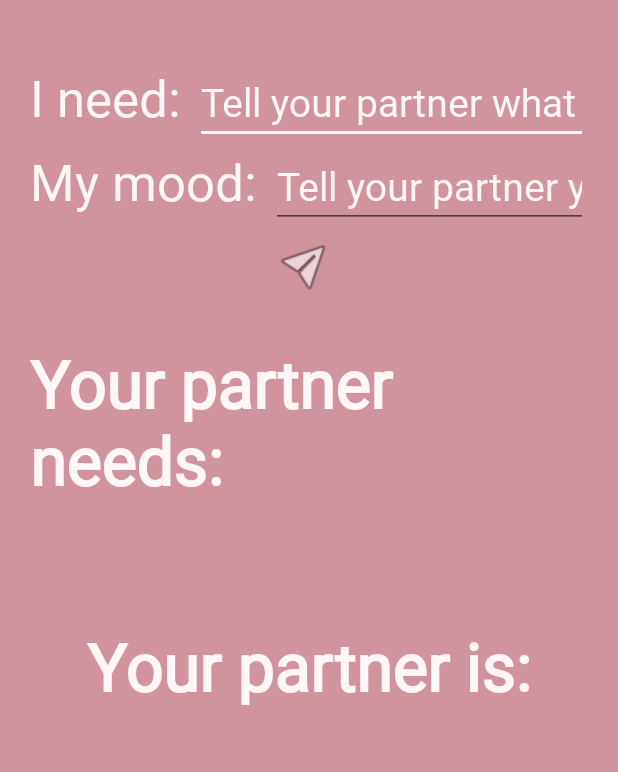
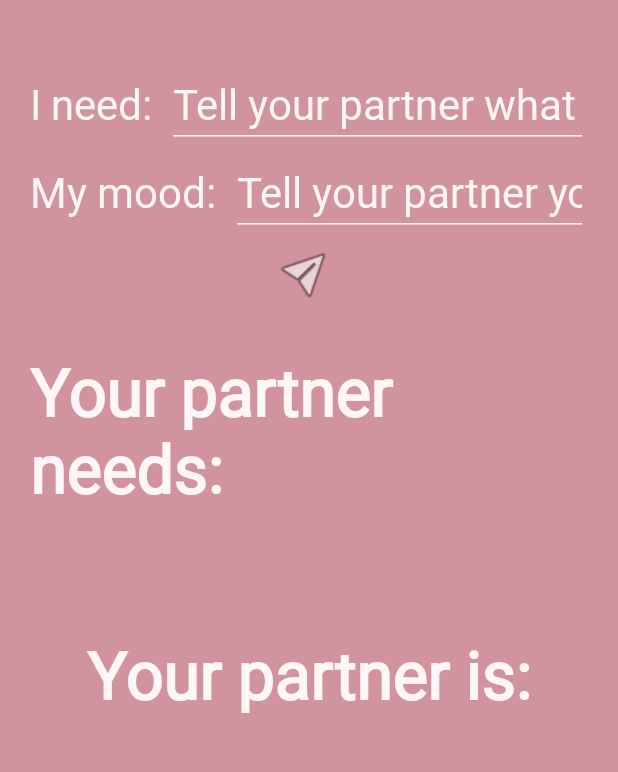
Before and after one commit to NikolaOgnjenovic/Love-Letter, an Android app: the screen it shows after launch (MainActivity), on a phone screen of 412 x 824 dp, the part 402-1174 px from its top. Run offline under Robolectric (Android 15) with nearby library versions, the phone set to English and light mode, and no system bars; 1 statement that could not run was skipped.

Commit message:
Added letter sent alert dialog. Added share button, removed copy token button. Rounded all buttons, changed their colors. Changed the color of the edit text selector and it's underline when selected. Edit texts are deselected by default and when the user clicks anywhere else.

```diff
--- a/app/src/main/java/com/mrmi/loveletter/MainActivity.java
+++ b/app/src/main/java/com/mrmi/loveletter/MainActivity.java
@@ -1,32 +1,37 @@
 package com.mrmi.loveletter;
 
-import android.content.ClipData;
-import android.content.ClipboardManager;
+import android.app.Activity;
 import android.content.Intent;
 import android.content.SharedPreferences;
+import android.graphics.Color;
+import android.graphics.drawable.ColorDrawable;
 import android.os.Bundle;
 import android.text.Editable;
 import android.text.TextWatcher;
-import android.widget.Button;
+import android.view.LayoutInflater;
+import android.view.MotionEvent;
+import android.view.View;
+import android.view.inputmethod.InputMethodManager;
 import android.widget.EditText;
 import android.widget.ImageButton;
 import android.widget.TextView;
 import android.widget.Toast;
 
+import androidx.appcompat.app.AlertDialog;
 import androidx.appcompat.app.AppCompatActivity;
 
 import com.google.firebase.messaging.FirebaseMessaging;
 
 public class MainActivity extends AppCompatActivity {
 
-    private EditText userMoodInput, userNeedsInput, partnerToken;
+    private EditText userMoodInput, userNeedsInput, partnerTokenInput;
     private ImageButton sendToPartner;
     private TextView partnerMoodView, partnerNeedsView;
     private String userToken = "";
     private SharedPreferences sharedPreferences;
     private ImageButton helpButton;
 
-    private Button copyUserToken;
+    private ImageButton copyUserToken;
 
     @Override
     protected void onCreate(Bundle savedInstanceState) {
@@ -52,7 +57,7 @@ public class MainActivity extends AppCompatActivity {
     private void initialiseViews() {
         userNeedsInput = findViewById(R.id.userNeedsInput);
         partnerNeedsView = findViewById(R.id.partnerNeedsView);
-        partnerToken = findViewById(R.id.partnerToken);
+        partnerTokenInput = findViewById(R.id.partnerTokenInput);
         sendToPartner = findViewById(R.id.sendToPartner);
         userMoodInput = findViewById(R.id.userMoodInput);
         partnerMoodView = findViewById(R.id.partnerMoodView);
@@ -61,14 +66,21 @@ public class MainActivity extends AppCompatActivity {
     }
 
     private void initialiseListeners() {
-        //Send a notification to the user with the partnerToken token
-        sendToPartner.setOnClickListener(v -> sendNotificationToUserWithToken(partnerToken.getText().toString()));
+        //Send a notification to the user with the partnerTokenInput token
+        sendToPartner.setOnClickListener(v -> sendNotificationToUserWithToken(partnerTokenInput.getText().toString()));
 
         //Copy the user's token to the clipboard
-        copyUserToken.setOnClickListener(v -> copyText(getUserToken(false)));
+        copyUserToken.setOnClickListener(v -> {
+            userToken = getUserToken(false);
+            Intent sharingIntent = new Intent(android.content.Intent.ACTION_SEND);
+            sharingIntent.setType("text/plain");
+            sharingIntent.putExtra(android.content.Intent.EXTRA_SUBJECT, "Share your token with your partner!");
+            sharingIntent.putExtra(android.content.Intent.EXTRA_TEXT, userToken);
+            startActivity(Intent.createChooser(sharingIntent,"Share with"));
+        });
 
         //Save partner's token when the user changes it
-        partnerToken.addTextChangedListener(new TextWatcher() {
+        partnerTokenInput.addTextChangedListener(new TextWatcher() {
             public void afterTextChanged(Editable s) {
                 savePartnerToken();
             }
@@ -94,7 +106,18 @@ public class MainActivity extends AppCompatActivity {
         updateUserViews();
 
         //Display the partner's token
-        partnerToken.setText(getPartnerToken());
+        partnerTokenInput.setText(getPartnerToken());
+
+        userMoodInput.clearFocus();
+        userNeedsInput.clearFocus();
+        partnerTokenInput.clearFocus();
+        hideSoftKeyboard(MainActivity.this);
+    }
+
+    @Override
+    public void onResume() {
+        updatePartnerViews();
+        super.onResume();
     }
 
     //Get the user's token
@@ -120,6 +143,7 @@ public class MainActivity extends AppCompatActivity {
         saveUserMood();
         saveUserNeeds();
         updateUserViews();
+        displayLetterSentDialog();
     }
 
     //Get partner's mood text from Shared preferences
@@ -152,14 +176,6 @@ public class MainActivity extends AppCompatActivity {
         return sharedPreferences.getString("userNeeds", "");
     }
 
-    //Copies the given String into the device's clipboard
-    private void copyText(String text) {
-        ClipboardManager myClipboard = (ClipboardManager) getSystemService(CLIPBOARD_SERVICE); //Get the clipboard service
-        ClipData myClip = ClipData.newPlainText("text", text); //Put the given text into the clip
-        myClipboard.setPrimaryClip(myClip); //Put the clip into the clipboard
-        Toast.makeText(this, getString(R.string.copied_user_token), Toast.LENGTH_SHORT).show(); //Notify the user that the text was copied to the clipboard
-    }
-
     //Get the user's mood and needs from Shared preferences and display them
     private void updateUserViews() {
         String userMoodText = getUserMood(), userNeedsText = getUserNeeds();
@@ -176,11 +192,43 @@ public class MainActivity extends AppCompatActivity {
 
     //Save the partner's token using Shared preferences
     private void savePartnerToken() {
-        sharedPreferences.edit().putString("partnerToken", partnerToken.getText().toString()).apply();
+        sharedPreferences.edit().putString("partnerToken", partnerTokenInput.getText().toString()).apply();
     }
 
     //Get partner's token from Shared preferences
     private String getPartnerToken() {
         return sharedPreferences.getString("partnerToken", "");
     }
+
+    //Alert the user that their letter has been sent
+    private void displayLetterSentDialog() {
+        AlertDialog.Builder alert = new AlertDialog.Builder(this);
+        LayoutInflater inflater = this.getLayoutInflater();
+        View dialogView = inflater.inflate(R.layout.letter_sent, null);
+        alert.setView(dialogView);
+        AlertDialog alertDialog = alert.show();
+        alertDialog.getWindow().setBackgroundDrawable(new ColorDrawable(Color.TRANSPARENT));
+
+        dialogView.findViewById(R.id.okayButton).setOnClickListener(v-> alertDialog.dismiss());
+    }
+
+    //Hide keyboard and remove focus from edit text
+    private void hideSoftKeyboard(Activity activity) {
+        if (activity == null) return;
+        if (activity.getCurrentFocus() == null) return;
+
+        InputMethodManager inputMethodManager = (InputMethodManager) activity.getSystemService(Activity.INPUT_METHOD_SERVICE);
+        inputMethodManager.hideSoftInputFromWindow(activity.getCurrentFocus().getWindowToken(), 0);
+
+        activity.findViewById(R.id.focusHolder).requestFocus();
+    }
+
+    //Hide keyboard when the user clicks outside of an edit text
+    @Override
+    public boolean dispatchTouchEvent(MotionEvent ev) {
+        if (getCurrentFocus() != null) {
+            hideSoftKeyboard(MainActivity.this);
+        }
+        return super.dispatchTouchEvent(ev);
+    }
 }
--- /dev/null
+++ b/app/src/main/res/drawable/rounded_button_pink.xml
@@ -0,0 +1,5 @@
+<?xml version="1.0" encoding="utf-8"?>
+<shape xmlns:android="http://schemas.android.com/apk/res/android">
+    <solid android:color="@color/theme_primary"/>
+    <corners android:radius="20dp"/>
+</shape>
--- /dev/null
+++ b/app/src/main/res/drawable/rounded_button_white.xml
@@ -0,0 +1,5 @@
+<?xml version="1.0" encoding="utf-8"?>
+<shape xmlns:android="http://schemas.android.com/apk/res/android">
+    <solid android:color="@color/white"/>
+    <corners android:radius="20dp"/>
+</shape>
--- a/app/src/main/res/layout/activity_help.xml
+++ b/app/src/main/res/layout/activity_help.xml
@@ -122,13 +122,16 @@
                 android:textSize="50sp" />
 
             <Button
+                android:background="@drawable/rounded_button_white"
+                android:textColor="@color/theme_primary"
                 android:id="@+id/delete_history"
                 android:layout_width="wrap_content"
                 android:layout_height="wrap_content"
                 android:text="@string/delete_history"
                 android:layout_gravity="center"
                 android:textAllCaps="false"
-                android:textSize="20sp" />
+                android:textSize="30sp"
+                android:padding="10dp"/>
 
             <TextView
                 android:paddingTop="30dp"
--- a/app/src/main/res/layout/activity_main.xml
+++ b/app/src/main/res/layout/activity_main.xml
@@ -13,6 +13,15 @@
         android:layout_width="match_parent"
         android:layout_height="wrap_content"
         android:background="@color/theme_primary">
+
+        <View
+            android:id="@+id/focusHolder"
+            android:layout_width="1dp"
+            android:layout_height="1dp"
+            app:layout_constraintEnd_toEndOf="parent"
+            app:layout_constraintTop_toTopOf="parent"
+            android:focusable="true"
+            android:focusableInTouchMode="true" />
 
         <ImageButton
             android:id="@+id/helpButton"
@@ -52,9 +61,10 @@
                 android:layout_width="wrap_content"
                 android:layout_height="wrap_content"
                 android:text="@string/user_needs"
-                android:textSize="34sp" />
+                android:textSize="28sp" />
 
             <EditText
+                android:focusableInTouchMode="true"
                 android:textCursorDrawable="@null"
                 android:id="@+id/userNeedsInput"
                 android:layout_width="wrap_content"
@@ -66,7 +76,7 @@
                 android:inputType="text"
                 android:textColor="@color/white"
                 android:textColorHint="@color/white"
-                android:textSize="26sp" />
+                android:textSize="28sp" />
         </LinearLayout>
 
         <LinearLayout
@@ -84,9 +94,10 @@
                 android:layout_width="wrap_content"
                 android:layout_height="wrap_content"
                 android:text="@string/user_mood"
-                android:textSize="34sp" />
+                android:textSize="28sp" />
 
             <EditText
+                android:focusableInTouchMode="true"
                 android:textCursorDrawable="@null"
                 android:id="@+id/userMoodInput"
                 android:layout_width="wrap_content"
@@ -98,7 +109,7 @@
                 android:inputType="text"
                 android:textColor="@color/white"
                 android:textColorHint="@color/white"
-                android:textSize="26sp" />
+                android:textSize="28sp" />
         </LinearLayout>
 
         <ImageButton
@@ -164,7 +175,7 @@
 
         <TextView
             android:layout_marginTop="100dp"
-            android:id="@+id/partnerTokenView"
+            android:id="@+id/partnerTokenInputView"
             android:layout_width="wrap_content"
             android:layout_height="wrap_content"
             android:background="@color/theme_primary"
@@ -177,7 +188,8 @@
             tools:ignore="RtlSymmetry" />
 
         <EditText
-            android:id="@+id/partnerToken"
+            android:focusableInTouchMode="true"
+            android:id="@+id/partnerTokenInput"
             android:textCursorDrawable="@null"
             android:layout_width="wrap_content"
             android:layout_height="wrap_content"
@@ -190,19 +202,19 @@
             android:textSize="30sp"
             app:layout_constraintEnd_toEndOf="parent"
             app:layout_constraintStart_toStartOf="parent"
-            app:layout_constraintTop_toBottomOf="@+id/partnerTokenView" />
+            app:layout_constraintTop_toBottomOf="@+id/partnerTokenInputView" />
 
-        <Button
+        <ImageButton
+            android:layout_width="48dp"
+            android:layout_height="48dp"
+            android:background="@android:color/transparent"
+            android:contentDescription="@string/copy_your_token"
+            android:scaleType="fitCenter"
+            android:src="@android:drawable/ic_menu_share"
             android:id="@+id/copyUserToken"
-            android:layout_width="wrap_content"
-            android:layout_height="wrap_content"
             android:layout_marginTop="20dp"
-            android:text="@string/copy_your_token"
-            android:textAllCaps="false"
-            android:textSize="20sp"
             app:layout_constraintEnd_toEndOf="parent"
             app:layout_constraintStart_toStartOf="parent"
-            app:layout_constraintTop_toBottomOf="@+id/partnerToken" />
-
+            app:layout_constraintTop_toBottomOf="@+id/partnerTokenInput"/>
     </androidx.constraintlayout.widget.ConstraintLayout>
 </ScrollView>
--- a/app/src/main/res/values-night/themes.xml
+++ /dev/null
@@ -1,29 +0,0 @@
-<resources xmlns:tools="http://schemas.android.com/tools">
-    <!-- Base application theme. -->
-    <style name="Theme.LoveLetter" parent="Theme.MaterialComponents.DayNight.NoActionBar">
-        <!-- Primary brand color. -->
-        <item name="colorPrimary">@color/theme_primary</item>
-        <item name="colorPrimaryVariant">@color/theme_primary</item>
-        <item name="colorOnPrimary">@color/white</item>
-        <!-- Secondary brand color. -->
-        <item name="colorSecondary">@color/theme_secondary</item>
-        <item name="colorSecondaryVariant">@color/theme_primary</item>
-        <item name="colorOnSecondary">@color/theme_secondary</item>
-        <!-- Status bar color. -->
-        <item name="android:statusBarColor" tools:targetApi="l">@color/theme_primary</item>
-        <!-- Customize your theme here. -->
-        <item name="android:textColor">@color/white</item>
-        <item name="android:background">@android:color/transparent</item>
-
-        <item name="android:textViewStyle">@style/FontTextViewStyle</item>
-        <item name="android:buttonStyle">@style/FontButtonStyle</item>
-    </style>
-
-    <style name="FontTextViewStyle" parent="android:Widget.TextView">
-        <item name="android:fontFamily">@font/dongle_bold</item>
-    </style>
-
-    <style name="FontButtonStyle" parent="android:Widget.Holo.Button">
-        <item name="android:fontFamily">@font/dongle_bold</item>
-    </style>
-</resources>
--- a/app/src/main/res/values/strings.xml
+++ b/app/src/main/res/values/strings.xml
@@ -4,7 +4,6 @@
     <string name="user_needs">I need: </string>
     <string name="user_needs_input_hint">Tell your partner what you need</string>
     <string name="partners_token">Enter your partner\'s token</string>
-    <string name="copied_user_token">Copied user token</string>
     <string name="partner_mood">Your partner is:</string>
     <string name="user_mood">My mood: </string>
     <string name="user_mood_input_hint">Tell your partner your mood</string>
@@ -19,4 +18,6 @@
     <string name="copy_your_token">Copy your token</string>
     <string name="copy_again_toast">Your token failed to generate. Please try copying it again.</string>
     <string name="notification_text">Your partner has sent you a letter!</string>
+    <string name="letter_sent">Letter successfully sent!</string>
+    <string name="okay">Okay!</string>
 </resources>
--- a/app/src/main/res/values/themes.xml
+++ b/app/src/main/res/values/themes.xml
@@ -1,6 +1,6 @@
 <resources xmlns:tools="http://schemas.android.com/tools">
     <!-- Base application theme. -->
-    <style name="Theme.LoveLetter" parent="Theme.MaterialComponents.DayNight.NoActionBar">
+    <style name="Theme.LoveLetter" parent="Theme.AppCompat.Light.NoActionBar">
         <!-- Primary brand color. -->
         <item name="colorPrimary">@color/theme_primary</item>
         <item name="colorPrimaryVariant">@color/theme_primary</item>
@@ -17,6 +17,11 @@
 
         <item name="android:textViewStyle">@style/FontTextViewStyle</item>
         <item name="android:buttonStyle">@style/FontButtonStyle</item>
+
+        <!-- Edit text colors-->
+        <item name="colorControlNormal">@color/white</item>
+        <item name="colorControlActivated">@color/white</item>
+        <item name="colorControlHighlight">@color/white</item>
     </style>
 
     <style name="FontTextViewStyle" parent="android:Widget.TextView">
```
Also changed, not shown: app/src/main/res/layout/letter_sent.xml (added, +36 -0 lines).
